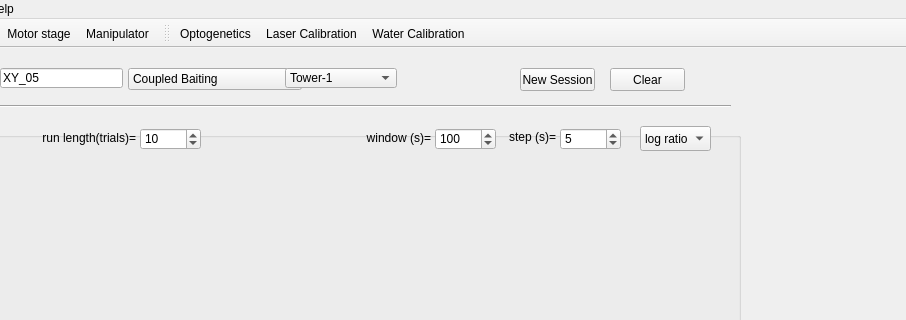
Above: src/foraging_gui/ForagingGUI.ui from AllenNeuralDynamics/dynamic-foraging-task before the change; both pictures show x 290 to 1196 and y 0 to 320 of the 1196 by 938 pixel window. Below: the same form after it.
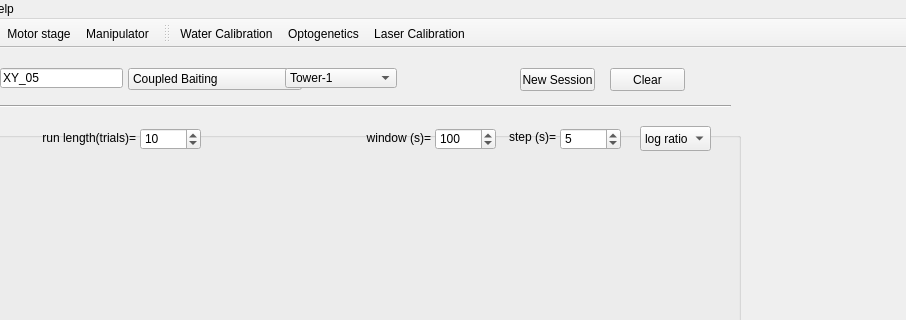
That is the form after the change. Icons and pictures are not drawn.

The edit to the form file:
```diff
--- a/src/foraging_gui/ForagingGUI.ui
+++ b/src/foraging_gui/ForagingGUI.ui
@@ -1751,9 +1751,9 @@
    <attribute name="toolBarBreak">
     <bool>false</bool>
    </attribute>
+   <addaction name="action_Calibration"/>
    <addaction name="action_Optogenetics"/>
    <addaction name="actionLaser_Calibration"/>
-   <addaction name="action_Calibration"/>
   </widget>
   <action name="action_Calibration">
    <property name="checkable">
```
